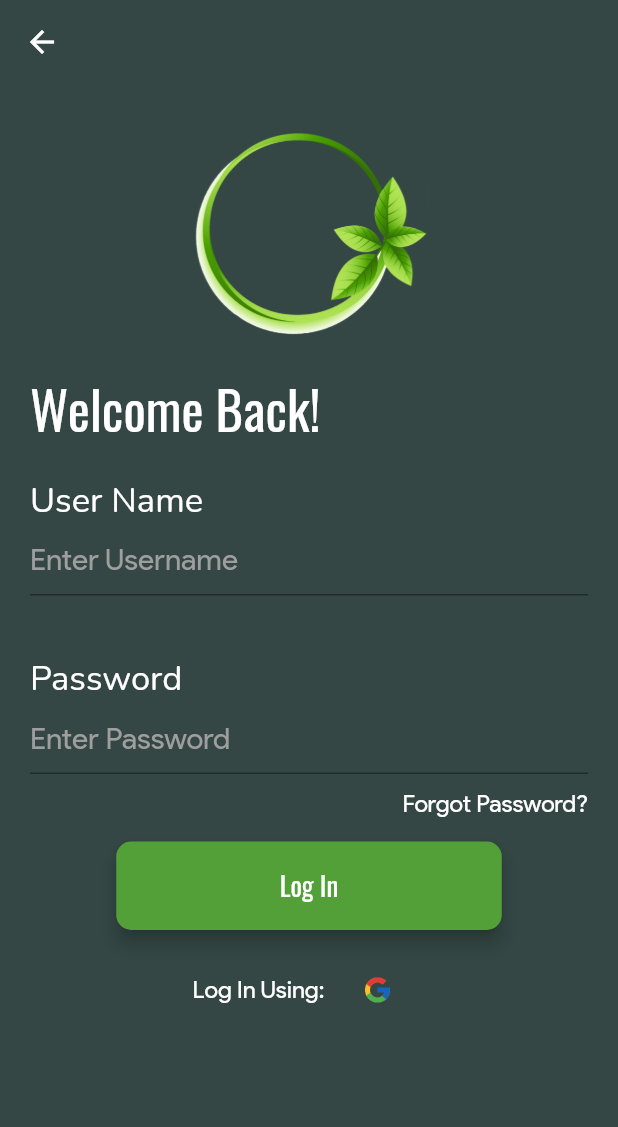
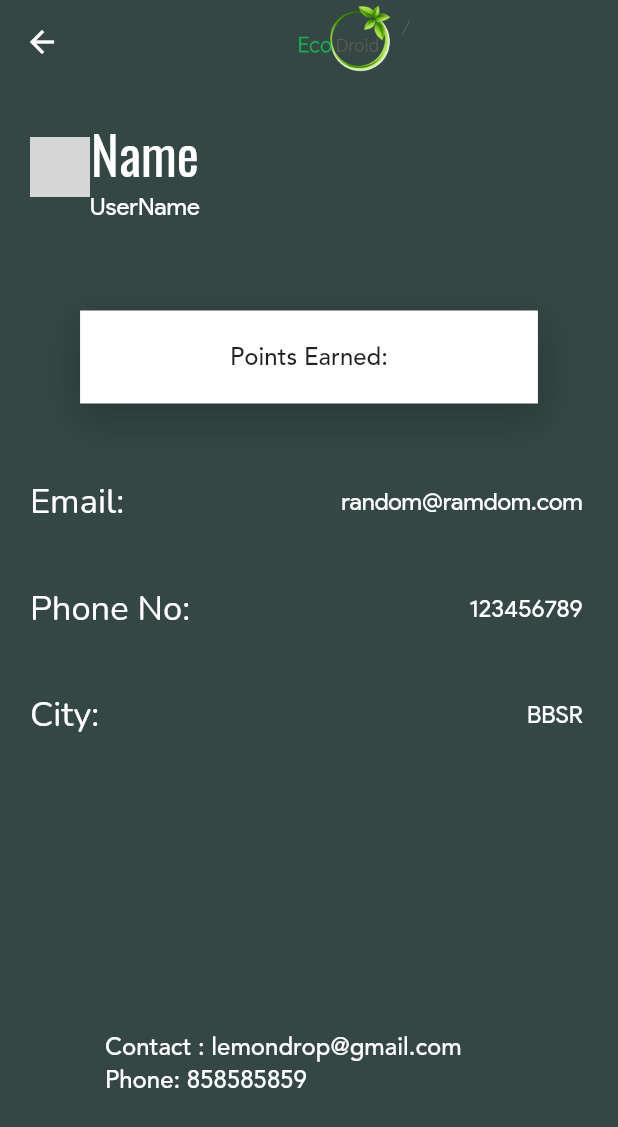
Before and after one commit to LemonDrop847/ecodroid, a Flutter app: the profilePage screen opened by its route, on a phone screen of 412 x 824 dp. Shown: the top 1127 px of the screen. Run offline on Flutter 3.47's test engine with Material 2 defaults, Android fonts, the light colour scheme and no system bars; our stand-ins replace cloud_firestore, firebase_core, google_maps_flutter, location, rxdart; missing offline and left inert: geoflutterfire2; accounts and stored records are empty; project files that could hold a hidden picture were left out; grey boxes are pictures that could not be loaded.

Commit message:
Profile Page Added Your branch is up to date with 'origin/master'.
Changes to be committed:
	modified:   lib/pages/HomePage.dart
	modified:   lib/pages/ProfilePage.dart

```diff
--- a/lib/pages/HomePage.dart
+++ b/lib/pages/HomePage.dart
@@ -33,11 +33,11 @@ class _homePageState extends State<homePage> {
       // ignore: prefer_const_constructors
       appBar: AppBar(
         elevation: 0,
-        backgroundColor: Color.fromARGB(0, 0, 0, 0),
+        backgroundColor: const Color.fromARGB(0, 0, 0, 0),
         title: Row(
           mainAxisAlignment: MainAxisAlignment.spaceBetween,
           children: [
-            SizedBox(
+            const SizedBox(
               width: 40,
             ),
             Hero(
@@ -51,11 +51,11 @@ class _homePageState extends State<homePage> {
                 onPressed: () {
                   Navigator.pushNamed(context, ProfilePage.id);
                 },
-                icon: Icon(Icons.person))
+                icon: const Icon(Icons.person))
           ],
         ),
         leading: IconButton(
-          icon: Icon(Icons.arrow_back_ios),
+          icon: const Icon(Icons.arrow_back_ios),
           onPressed: () {
             Navigator.pop(context);
           },
--- a/lib/pages/ProfilePage.dart
+++ b/lib/pages/ProfilePage.dart
@@ -35,142 +35,177 @@ class _profilePageState extends State<profilePage> {
             Navigator.pop(context);
           },
         ),
+        title: Hero(
+          tag: 'logo',
+          child: SizedBox(
+            height: 80.0,
+            width: 400,
+            child: Image.asset('assets/images/logo.png'),
+          ),
+        ),
       ),
       body: Container(
         padding: const EdgeInsets.all(20),
         child: Column(
           crossAxisAlignment: CrossAxisAlignment.start,
           children: [
-            Hero(
-              tag: 'logo',
+            Row(
+              children: [
+                CircleAvatar(
+                  backgroundColor: Colors.transparent,
                   child: SizedBox(
-                height: 150.0,
-                width: 450,
-                child: Image.asset('assets/images/logosmall.png'),
+                    width: 360,
+                    height: 360,
+                    child: ClipOval(
+                      child: Image.asset(
+                        'assets/images/prp.png',
                       ),
                     ),
-            const SizedBox(
-              height: 20,
                   ),
-            const Text(
-              "Welcome Back!",
+                ),
+                Column(
+                  children: const [
+                    Text(
+                      "Name",
                       style: TextStyle(
                         fontSize: 35,
                         color: Colors.white,
                         fontFamily: 'Oswald',
                       ),
                     ),
-            // const Text(
-            //   "Sign in to continue...",
-            //   style: TextStyle(fontSize: 18, color: Colors.grey),
-            // ),
+                    Text(
+                      "UserName",
+                      style: TextStyle(
+                        fontSize: 16,
+                        color: Colors.white,
+                        fontFamily: 'ProductSans',
+                      ),
+                    ),
+                  ],
+                ),
+              ],
+            ),
             const SizedBox(
-              height: 20,
+              height: 60,
             ),
-            const Text(
-              "User Name",
+            Center(
+              child: InkWell(
+                onTap: () {},
+                child: Container(
+                  padding:
+                      const EdgeInsets.symmetric(vertical: 20, horizontal: 100),
+                  decoration: BoxDecoration(color: Colors.white, boxShadow: [
+                    BoxShadow(
+                        color: Colors.black.withOpacity(0.2),
+                        offset: const Offset(0, 9),
+                        blurRadius: 20,
+                        spreadRadius: 3)
+                  ]),
+                  child: const Text(
+                    "Points Earned:",
+                    style: TextStyle(fontSize: 16, fontFamily: 'Avenir'),
+                  ),
+                ),
+              ),
+            ),
+            SizedBox(
+              height: 50,
+            ),
+            Row(
+              mainAxisAlignment: MainAxisAlignment.spaceBetween,
+              children: const [
+                Text(
+                  "Email:",
                   style: TextStyle(
                     fontSize: 23,
                     color: Colors.white,
                     fontFamily: 'Nunito',
                   ),
                 ),
-            const TextField(
-              cursorColor: Colors.white,
-              decoration: InputDecoration(
-                hintText: "Enter Username",
-                hintStyle: TextStyle(
-                  fontSize: 20,
-                  color: Colors.grey,
-                  fontWeight: FontWeight.w100,
-                  fontFamily: 'ProductSans',
-                ),
-              ),
+                InkWell(
+                  child: Text(
+                    'random@ramdom.com ',
                     style: TextStyle(
-                fontSize: 20,
+                      fontSize: 16,
                       color: Colors.white,
                       fontFamily: 'ProductSans',
                     ),
                   ),
+                ),
+              ],
+            ),
             const SizedBox(
               height: 40,
             ),
-            const Text(
-              "Password",
+            Row(
+              mainAxisAlignment: MainAxisAlignment.spaceBetween,
+              children: const [
+                Text(
+                  "Phone No:",
                   style: TextStyle(
                     fontSize: 23,
                     color: Colors.white,
                     fontFamily: 'Nunito',
                   ),
                 ),
-            const TextField(
-              decoration: InputDecoration(
-                hintText: "Enter Password",
-                hintStyle: TextStyle(
-                  fontSize: 20,
-                  fontWeight: FontWeight.w100,
-                  color: Colors.grey,
-                  fontFamily: 'ProductSans',
-                ),
-              ),
-              style: TextStyle(
-                fontSize: 20,
-                color: Colors.white,
-                fontFamily: 'ProductSans',
-              ),
-            ),
-            const SizedBox(
-              height: 10,
-            ),
-            Row(
-              mainAxisAlignment: MainAxisAlignment.end,
-              children: [
                 InkWell(
-                  onTap: () {},
-                  child: const Text(
-                    "Forgot Password?",
+                  child: Text(
+                    '123456789 ',
                     style: TextStyle(
                       fontSize: 16,
                       color: Colors.white,
                       fontFamily: 'ProductSans',
                     ),
                   ),
-                )
+                ),
               ],
             ),
-            Center(
-              child: ButtonDecor(
-                width: 257,
-                height: 59,
-                title: 'Log In',
-                onPressed: () {
-                  Navigator.pushNamed(context, HomePage.id);
-                },
-                colour: const Color.fromARGB(255, 84, 160, 56),
+            const SizedBox(
+              height: 40,
+            ),
+            Row(
+              mainAxisAlignment: MainAxisAlignment.spaceBetween,
+              children: const [
+                Text(
+                  "City:",
+                  style: TextStyle(
+                    fontSize: 23,
+                    color: Colors.white,
+                    fontFamily: 'Nunito',
                   ),
                 ),
-            Row(
-              mainAxisAlignment: MainAxisAlignment.center,
-              children: [
-                const Text(
-                  'Log In Using: ',
+                InkWell(
+                  child: Text(
+                    'BBSR ',
                     style: TextStyle(
                       fontSize: 16,
                       color: Colors.white,
-                    fontWeight: FontWeight.w400,
                       fontFamily: 'ProductSans',
                     ),
                   ),
-                TextButton(
-                  onPressed: () {},
-                  child: Image.asset(
-                    'assets/images/googlelogo.png',
-                    width: 20,
-                    height: 20,
                 ),
-                )
               ],
-            )
+            ),
+            const SizedBox(
+              height: 175,
+            ),
+            Center(
+              child: InkWell(
+                onTap: () {},
+                child: Container(
+                  padding:
+                      const EdgeInsets.symmetric(vertical: 20, horizontal: 50),
+                  child: const Text(
+                    "Contact : lemondrop@gmail.com         Phone: 858585859",
+                    style: TextStyle(
+                      fontSize: 16,
+                      color: Colors.white,
+                      fontFamily: 'Avenir',
+                    ),
+                  ),
+                ),
+              ),
+            ),
           ],
         ),
       ),
```
Lines whose indentation alone changed are shown as unchanged.
